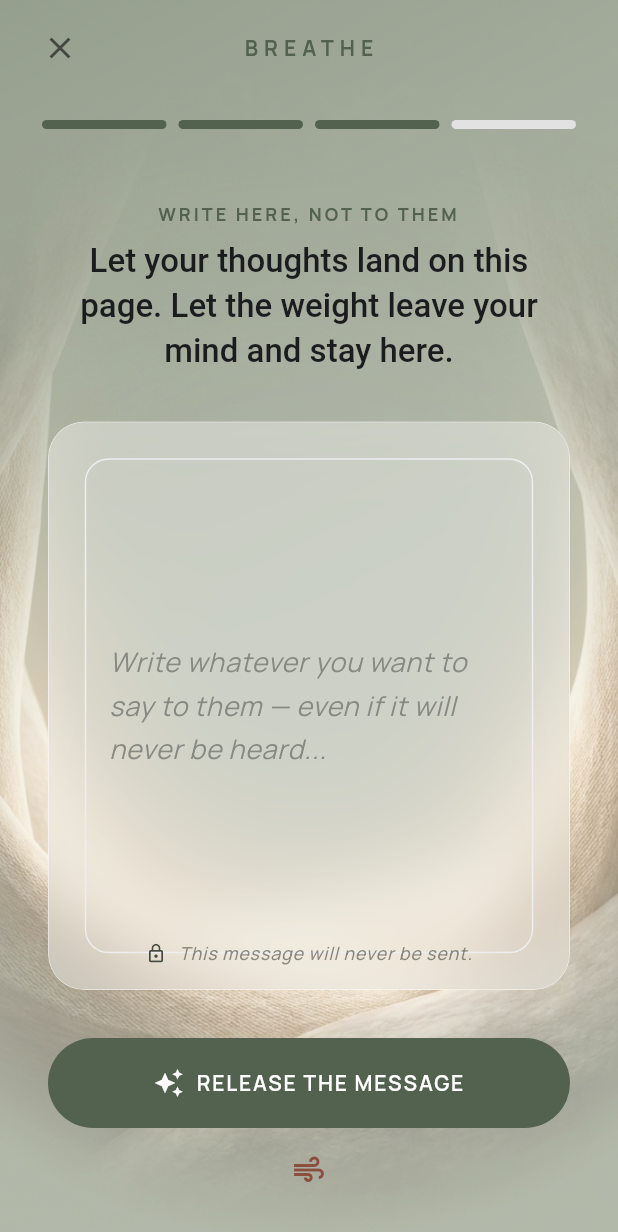
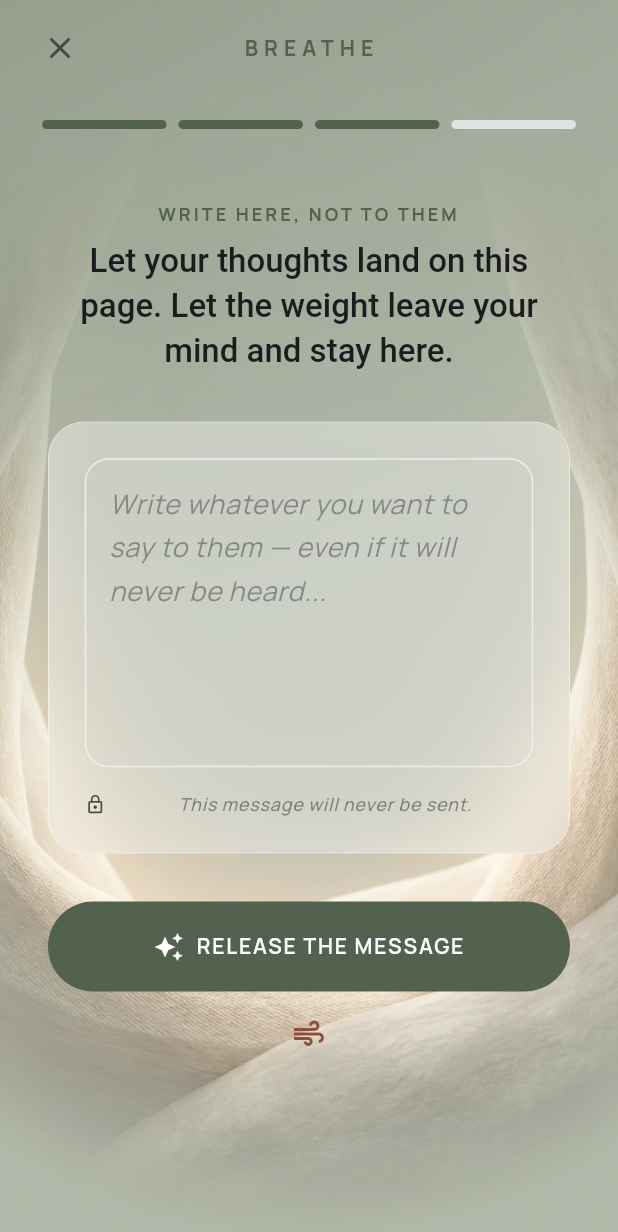
Before and after one commit to ersenbarlasai/NoContact, a Flutter app: the SosScreen screen opened by its route, swiped to page 3, on a phone screen of 412 x 824 dp. Shown: the top 1232 px of the screen. Run offline on Flutter 3.47's test engine with Material 3 defaults, Android fonts, the phone set to English and light mode, and no system bars; our stand-ins replace flutter_local_notifications, flutter_riverpod, flutter_secure_storage, flutter_timezone, freezed_annotation, go_router and 5 more; missing offline and left inert: local_auth_android, local_auth_darwin; accounts and stored records are empty; Roboto replaces fonts that are missing (Literata).

Commit message:
fix: resolve textfield alignment and keyboard overflow issues
- Refactored SOS writing step to use SingleChildScrollView with bottom padding reacting to viewInsets to prevent RenderFlex overflow when keyboard appears.
- Replaced expands: true with fixed minLines/maxLines in SOS and Silent Reply text fields to ensure consistent height behavior inside scroll views.
- Added textAlignVertical: TextAlignVertical.top to all multi-line text fields (SOS, Silent Reply, and global StillTextField) so text starts at the top of the input container instead of centering vertically.
- Moved the SOS privacy notice out of the Stack layout into a Column to prevent text overlap with the input field border.

```diff
--- a/app/mobile/lib/core/design_system/still_widgets.dart
+++ b/app/mobile/lib/core/design_system/still_widgets.dart
@@ -543,6 +543,7 @@ class StillTextField extends StatelessWidget {
       maxLength: maxLength,
       maxLines: isLarge ? 5 : 1, // Changed from null to 5 for better UX in large state
       minLines: isLarge ? 3 : 1,
+      textAlignVertical: TextAlignVertical.top,
       style: Theme.of(context).textTheme.bodyLarge?.copyWith(
         fontFamily: 'Literata',
         height: 1.6,
--- a/app/mobile/lib/features/silent_reply/presentation/silent_reply_screen.dart
+++ b/app/mobile/lib/features/silent_reply/presentation/silent_reply_screen.dart
@@ -132,7 +132,9 @@ class _Step1Write extends ConsumerWidget {
           StillGlassCard(
             padding: EdgeInsets.zero,
             child: TextField(
+              minLines: 8,
               maxLines: 12,
+              textAlignVertical: TextAlignVertical.top,
               onChanged: (val) => ref.read(silentReplyControllerProvider.notifier).updateDraftText(val),
               decoration: InputDecoration(
                 hintText: AppLocalizations.of(context).silentReplyHint,
--- a/app/mobile/lib/features/sos/presentation/sos_screen.dart
+++ b/app/mobile/lib/features/sos/presentation/sos_screen.dart
@@ -289,45 +289,46 @@ class _StepWriteState extends ConsumerState<_StepWrite> {
   @override
   Widget build(BuildContext context) {
     final l10n = AppLocalizations.of(context);
-    return Padding(
-      padding: const EdgeInsets.all(32.0),
+    return SingleChildScrollView(
+      padding: const EdgeInsets.all(32.0).copyWith(bottom: MediaQuery.viewInsetsOf(context).bottom + 32),
       child: Column(
+        crossAxisAlignment: CrossAxisAlignment.stretch,
         children: [
           StillSectionHeader(title: l10n.sosWriteTitle, subtitle: l10n.sosWriteSubtitle, centered: true),
           const SizedBox(height: 32),
-          Expanded(
-            child: Stack(
-              children: [
           StillGlassCard(
             padding: const EdgeInsets.all(24),
             opacity: 0.4,
-                  child: TextField(
+            child: Column(
+              children: [
+                TextField(
                   controller: _controller,
-                    maxLines: null,
-                    expands: true,
+                  minLines: 6,
+                  maxLines: 12,
+                  textAlignVertical: TextAlignVertical.top,
                   style: Theme.of(context).textTheme.bodyLarge?.copyWith(height: 1.6, color: AppColors.onSurface),
                   decoration: InputDecoration(
                     hintText: l10n.sosWriteHint,
-                      hintStyle: TextStyle(color: AppColors.outline.withOpacity(0.8), fontStyle: FontStyle.italic),
+                    hintStyle: TextStyle(color: AppColors.outline.withValues(alpha: 0.8), fontStyle: FontStyle.italic),
                     border: InputBorder.none,
                     fillColor: Colors.transparent,
                   ),
                   onChanged: (val) => ref.read(sosControllerProvider.notifier).updateUrgeText(val),
                 ),
-                ),
-                Positioned(
-                  bottom: 16, left: 0, right: 0,
-                  child: Row(
+                const SizedBox(height: 16),
+                Row(
                   mainAxisAlignment: MainAxisAlignment.center,
                   children: [
                     const Icon(Icons.lock_outline, size: 14, color: AppColors.onSurfaceVariant),
                     const SizedBox(width: 8),
-                      Text(l10n.sosWritePrivacyNote,
+                    Expanded(
+                      child: Text(l10n.sosWritePrivacyNote,
+                          textAlign: TextAlign.center,
                           style: Theme.of(context).textTheme.labelSmall?.copyWith(
                               fontStyle: FontStyle.italic,
-                              color: AppColors.onSurfaceVariant.withOpacity(0.6))),
+                              color: AppColors.onSurfaceVariant.withValues(alpha: 0.6))),
+                    ),
                   ],
-                  ),
                 ),
               ],
             ),
```
Lines whose indentation alone changed are shown as unchanged.
